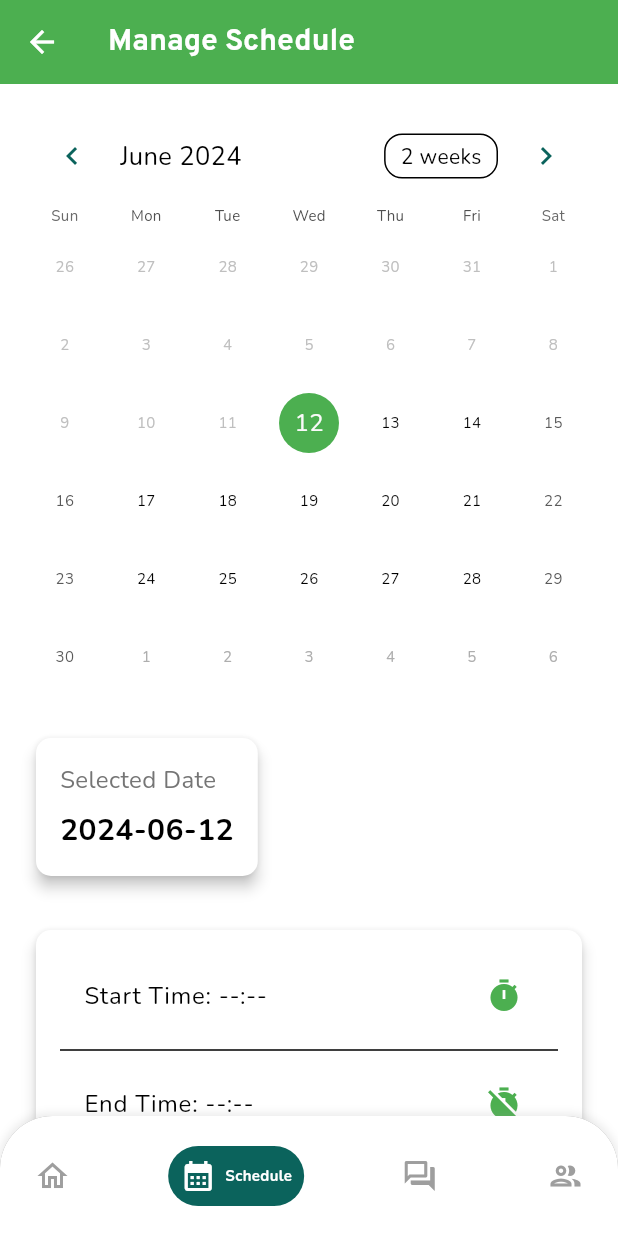
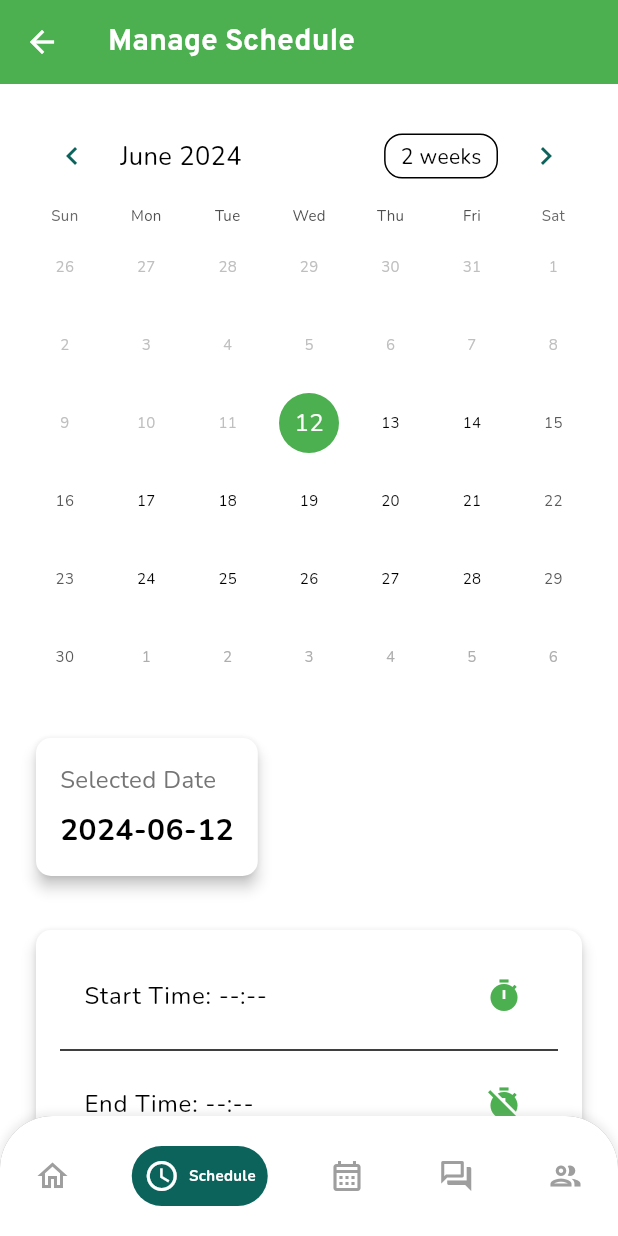
Before and after one commit to Dalton-G/Pocket-Pal, a Flutter app: the TherapistNavigator screen opened by its route, swiped to page 2, on a phone screen of 412 x 824 dp. Run offline on Flutter 3.47's test engine with Material 3 defaults, Android fonts, the phone set to English and light mode, and no system bars; drawn by our look-alikes of google_nav_bar, table_calendar; our stand-ins replace cloud_firestore, file_picker, firebase_auth, firebase_core, firebase_storage, image_picker and 2 more; missing offline and left inert: zego_uikit_prebuilt_call, zego_uikit_signaling_plugin, zego_zimkit; accounts and stored records are empty; network calls fail.

Commit message:
Add TherapistSessionPage and update TherapistNavigator to include new session page in navbar

```diff
--- a/lib/src/screens/therapist/therapist_navigator.dart
+++ b/lib/src/screens/therapist/therapist_navigator.dart
@@ -3,6 +3,7 @@ import 'package:google_nav_bar/google_nav_bar.dart';
 import 'package:pocket_pal/src/screens/therapist/pages/therapist_home_page.dart';
 import 'package:pocket_pal/src/screens/therapist/pages/therapist_schedule_page.dart';
 import 'package:pocket_pal/src/providers/therapist/navbar_selection_provider.dart';
+import 'package:pocket_pal/src/screens/therapist/pages/therapist_session_page.dart';
 import 'package:pocket_pal/src/widgets/navbar/g_navbar_enhanced.dart';
 import 'package:provider/provider.dart';
 
@@ -28,6 +29,7 @@ class TherapistNavigator extends StatelessWidget {
             children: const [
               TherapistHomePage(),
               TherapistSchedulePage(),
+              TherapistSessionPage(),
             ],
           ),
           Positioned(
@@ -53,8 +55,8 @@ class TherapistNavigator extends StatelessWidget {
                 ),
                 GButton(
                   icon: provider.selectedIndex == 1
-                      ? Icons.calendar_month
-                      : Icons.calendar_month_outlined,
+                      ? Icons.schedule
+                      : Icons.schedule_outlined,
                   text: 'Schedule',
                   textStyle: const TextStyle(
                     color: Colors.white,
@@ -68,9 +70,9 @@ class TherapistNavigator extends StatelessWidget {
                 ),
                 GButton(
                   icon: provider.selectedIndex == 2
-                      ? Icons.forum
-                      : Icons.forum_outlined,
-                  text: 'Chat',
+                      ? Icons.calendar_month
+                      : Icons.calendar_month_outlined,
+                  text: 'Session',
                   textStyle: const TextStyle(
                     color: Colors.white,
                     fontFamily: 'Nunito',
@@ -83,6 +85,21 @@ class TherapistNavigator extends StatelessWidget {
                 ),
                 GButton(
                   icon: provider.selectedIndex == 3
+                      ? Icons.forum
+                      : Icons.forum_outlined,
+                  text: 'Chat',
+                  textStyle: const TextStyle(
+                    color: Colors.white,
+                    fontFamily: 'Nunito',
+                    fontWeight: FontWeight.bold,
+                  ),
+                  onPressed: () {
+                    provider.setSelectedIndex(3);
+                    pageController.jumpToPage(3);
+                  },
+                ),
+                GButton(
+                  icon: provider.selectedIndex == 4
                       ? Icons.group
                       : Icons.group_outlined,
                   text: 'Forum',
@@ -92,8 +109,8 @@ class TherapistNavigator extends StatelessWidget {
                     fontWeight: FontWeight.bold,
                   ),
                   onPressed: () {
-                    provider.setSelectedIndex(3);
-                    pageController.jumpToPage(3);
+                    provider.setSelectedIndex(4);
+                    pageController.jumpToPage(4);
                   },
                 ),
               ],
```
